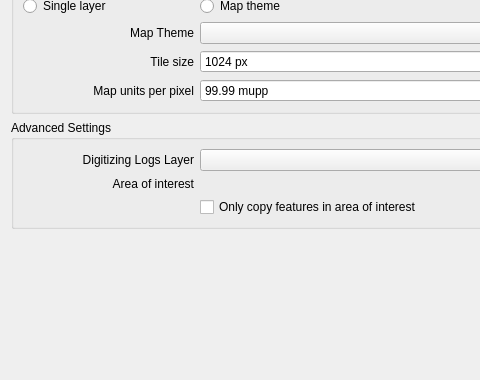
This is qfieldsync/ui/project_configuration_widget.ui in opengisch/qfieldsync as Qt 5 draws it before an edit; both pictures show x 0 to 480 and y 190 to 570 of the 737 by 570 pixel window. The edited form follows.
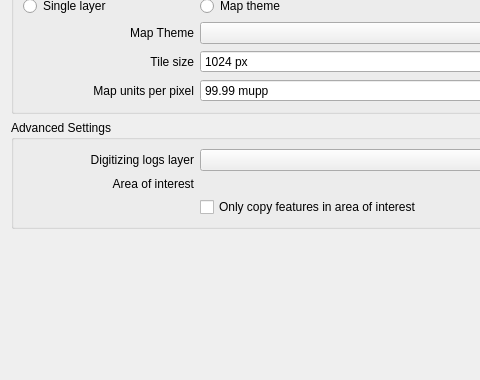
This is the edited form. Custom widgets are drawn as their Qt base class.

Commit message: Do Not Capitalize Widget Label

Diff of the .ui file:
```diff
--- a/qfieldsync/ui/project_configuration_widget.ui
+++ b/qfieldsync/ui/project_configuration_widget.ui
@@ -38,7 +38,7 @@
       <item row="0" column="0">
       <widget class="QLabel" name="labelDigitizingLogsLayer">
       <property name="text">
-       <string>Digitizing Logs Layer</string>
+       <string>Digitizing logs layer</string>
       </property>
       <property name="alignment">
        <set>Qt::AlignRight|Qt::AlignTrailing|Qt::AlignVCenter</set>
```
